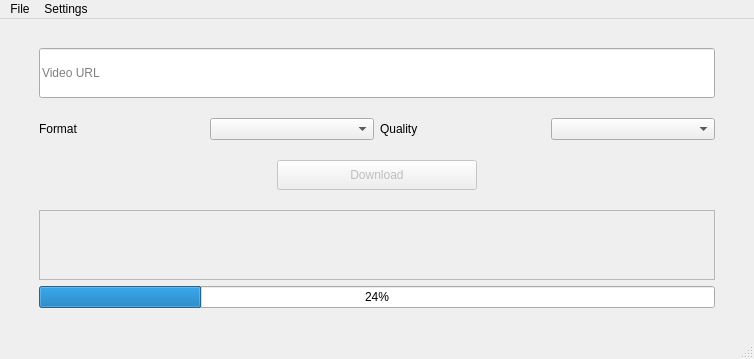
Above: app/ui/mainWindow.ui from Wholffe/YoutubeToMp3Converter before the change. Below: the same form after it.
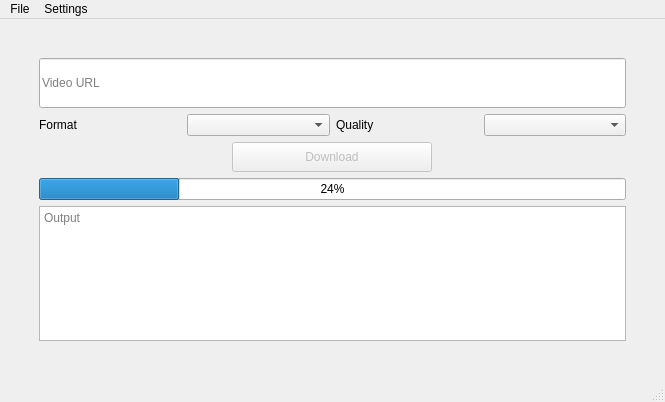
That is the form after the change.

Patch:
```diff
--- a/app/ui/mainWindow.ui
+++ b/app/ui/mainWindow.ui
@@ -6,8 +6,8 @@
    <rect>
     <x>0</x>
     <y>0</y>
-    <width>754</width>
-    <height>359</height>
+    <width>665</width>
+    <height>402</height>
    </rect>
   </property>
   <property name="windowTitle">
@@ -21,44 +21,15 @@
        <number>30</number>
       </property>
       <property name="topMargin">
-       <number>20</number>
+       <number>30</number>
       </property>
       <property name="rightMargin">
        <number>30</number>
       </property>
       <property name="bottomMargin">
-       <number>20</number>
+       <number>30</number>
       </property>
-      <item row="8" column="0" alignment="Qt::AlignHCenter|Qt::AlignVCenter">
-       <widget class="QPushButton" name="buttonDownload">
-        <property name="enabled">
-         <bool>false</bool>
-        </property>
-        <property name="minimumSize">
-         <size>
-          <width>200</width>
-          <height>30</height>
-         </size>
-        </property>
-        <property name="text">
-         <string>Download</string>
-        </property>
-       </widget>
-      </item>
-      <item row="2" column="0">
-       <spacer name="verticalSpacer">
-        <property name="orientation">
-         <enum>Qt::Vertical</enum>
-        </property>
-        <property name="sizeHint" stdset="0">
-         <size>
-          <width>20</width>
-          <height>40</height>
-         </size>
-        </property>
-       </spacer>
-      </item>
-      <item row="4" column="0">
+      <item row="3" column="0">
        <layout class="QHBoxLayout" name="horizontalLayout_2">
         <item>
          <widget class="QLabel" name="labelFormat">
@@ -68,14 +39,7 @@
          </widget>
         </item>
         <item>
-         <widget class="QComboBox" name="comboBoxFormat">
-          <property name="toolTipDuration">
-           <number>-1</number>
-          </property>
-          <property name="currentIndex">
-           <number>-1</number>
-          </property>
-         </widget>
+         <widget class="QComboBox" name="comboBoxFormat"/>
         </item>
         <item>
          <widget class="QLabel" name="labelQuality">
@@ -89,31 +53,28 @@
         </item>
        </layout>
       </item>
+      <item row="6" column="0" alignment="Qt::AlignHCenter|Qt::AlignVCenter">
+       <widget class="QPushButton" name="buttonDownload">
+        <property name="enabled">
+         <bool>false</bool>
+        </property>
+        <property name="minimumSize">
+         <size>
+          <width>200</width>
+          <height>30</height>
+         </size>
+        </property>
+        <property name="text">
+         <string>Download</string>
+        </property>
+       </widget>
+      </item>
       <item row="7" column="0">
-       <spacer name="verticalSpacer_2">
-        <property name="orientation">
-         <enum>Qt::Vertical</enum>
+       <widget class="QProgressBar" name="progressBar">
+        <property name="value">
+         <number>24</number>
         </property>
-        <property name="sizeHint" stdset="0">
-         <size>
-          <width>20</width>
-          <height>40</height>
-         </size>
-        </property>
-       </spacer>
-      </item>
-      <item row="9" column="0">
-       <spacer name="verticalSpacer_3">
-        <property name="orientation">
-         <enum>Qt::Vertical</enum>
-        </property>
-        <property name="sizeHint" stdset="0">
-         <size>
-          <width>20</width>
-          <height>40</height>
-         </size>
-        </property>
-       </spacer>
+       </widget>
       </item>
       <item row="1" column="0">
        <widget class="QLineEdit" name="lineEditVideoUrl">
@@ -131,27 +92,13 @@
         </property>
        </widget>
       </item>
-      <item row="10" column="0">
-       <widget class="QScrollArea" name="scrollArea">
-        <property name="widgetResizable">
+      <item row="8" column="0">
+       <widget class="QTextEdit" name="textEditLog">
+        <property name="readOnly">
          <bool>true</bool>
         </property>
-        <widget class="QWidget" name="scrollAreaWidgetContents">
-         <property name="geometry">
-          <rect>
-           <x>0</x>
-           <y>0</y>
-           <width>674</width>
-           <height>68</height>
-          </rect>
-         </property>
-        </widget>
-       </widget>
-      </item>
-      <item row="11" column="0">
-       <widget class="QProgressBar" name="progressBar">
-        <property name="value">
-         <number>24</number>
+        <property name="placeholderText">
+         <string>Output</string>
         </property>
        </widget>
       </item>
@@ -164,7 +111,7 @@
     <rect>
      <x>0</x>
      <y>0</y>
-     <width>754</width>
+     <width>665</width>
      <height>20</height>
     </rect>
    </property>
```
